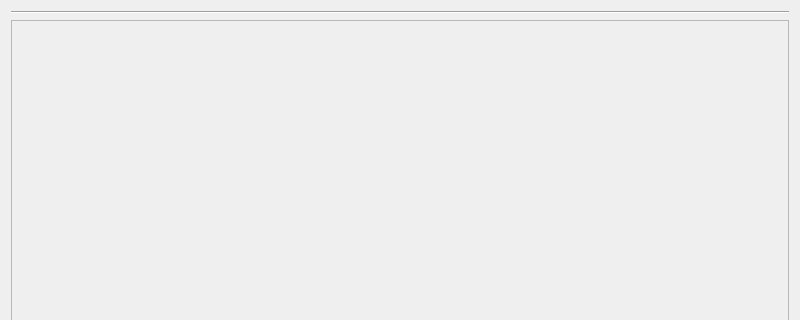
Before: the Qt Designer form loamanager.ui in Wseop/loa-manager-qt-client, drawn with Qt 5; both pictures show x 0 to 800 and y 0 to 320 of the 800 by 600 pixel window.
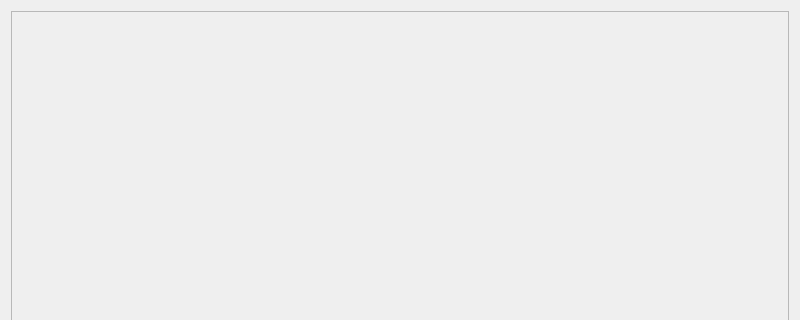
After: the same form once the commit is applied.

```diff
--- a/loamanager.ui
+++ b/loamanager.ui
@@ -17,13 +17,6 @@
    <item>
     <layout class="QHBoxLayout" name="hLayoutMenu"/>
    </item>
-   <item>
-    <widget class="Line" name="line">
-     <property name="orientation">
-      <enum>Qt::Horizontal</enum>
-     </property>
-    </widget>
-   </item>
    <item>
     <widget class="QScrollArea" name="scrollArea">
      <property name="widgetResizable">
@@ -35,9 +28,10 @@
         <x>0</x>
         <y>0</y>
         <width>780</width>
-        <height>563</height>
+        <height>572</height>
        </rect>
       </property>
+      <layout class="QVBoxLayout" name="vLayoutContents"/>
      </widget>
     </widget>
    </item>
```
